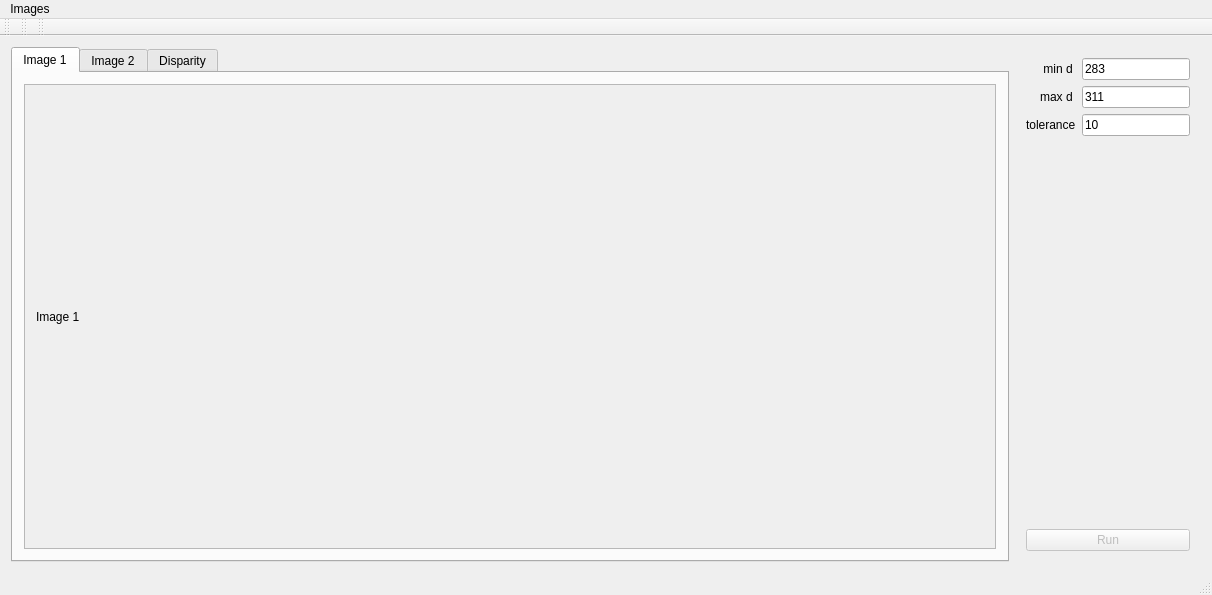
Old version of the form DisparityCalculator/mainwindow.ui in the repository stepanov17/disparity.
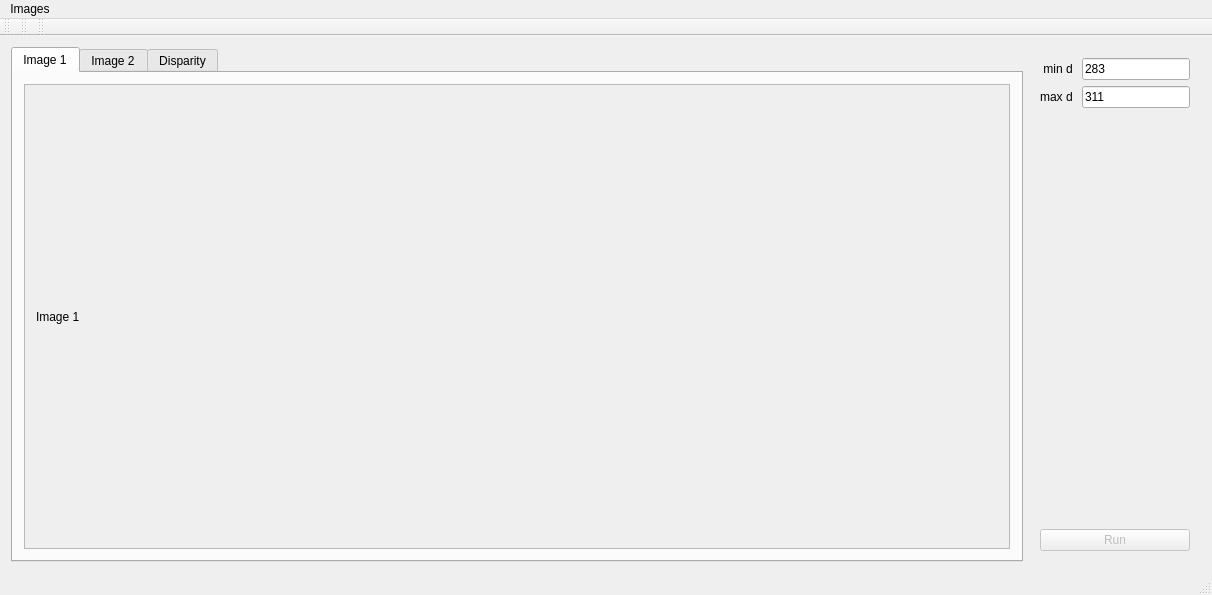
New version of the form.

```diff
--- a/DisparityCalculator/mainwindow.ui
+++ b/DisparityCalculator/mainwindow.ui
@@ -160,13 +160,6 @@
              </property>
             </widget>
            </item>
-           <item>
-            <widget class="QLabel" name="label_3">
-             <property name="text">
-              <string>tolerance</string>
-             </property>
-            </widget>
-           </item>
           </layout>
          </item>
          <item>
@@ -185,13 +178,6 @@
              </property>
             </widget>
            </item>
-           <item>
-            <widget class="QLineEdit" name="lnTolerance">
-             <property name="text">
-              <string>10</string>
-             </property>
-            </widget>
-           </item>
           </layout>
          </item>
         </layout>
```
